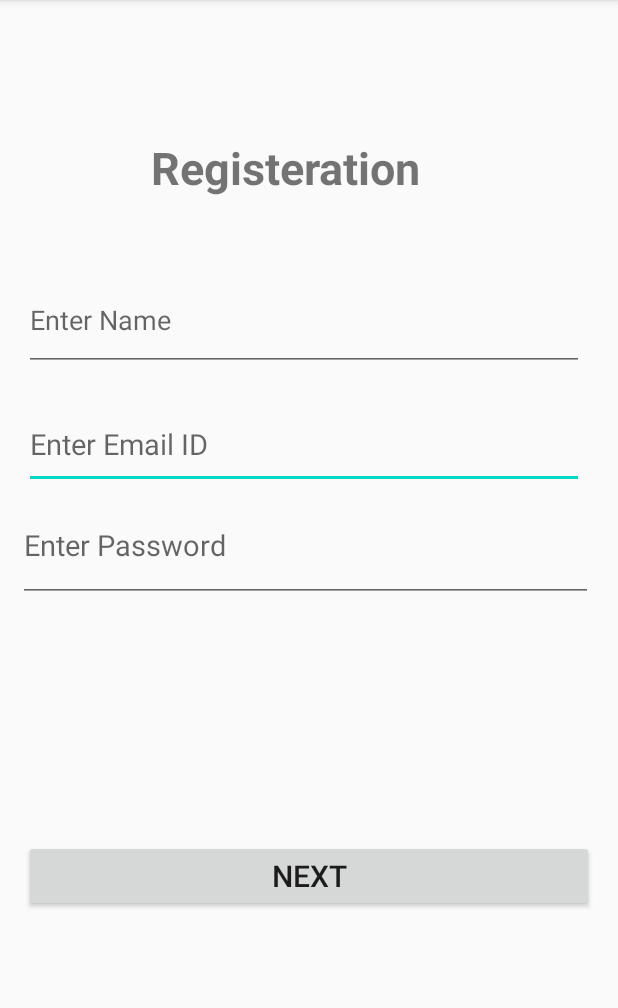
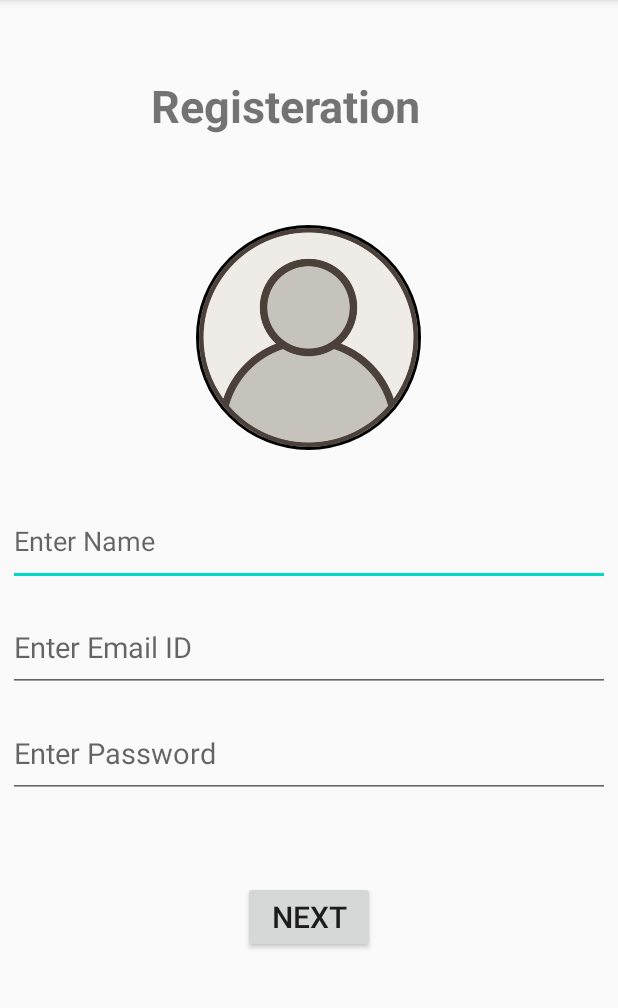
Before and after one commit to SV1906/Android_1_NotesMaker, an Android app: the Register screen opened directly, with no data from a screen before it, on a phone screen of 412 x 824 dp, the part 84-1092 px from its top. Run offline under Robolectric (Android 15) with nearby library versions, the phone set to English and light mode, and no system bars; our stand-ins replace CircleImageView, Firebase (no records; nobody signed in at launch, a user with empty details on screens opened directly); libraries missing offline, so code that uses them is left out: com.theartofdev.edmodo, com.yalantis.ucrop.

Commit message:
Added Image Crop and Retrieve

```diff
--- a/app/build.gradle
+++ b/app/build.gradle
@@ -40,12 +40,14 @@ dependencies {
     androidTestImplementation 'androidx.test.espresso:espresso-core:3.3.0'
     implementation 'com.github.shubham0204:Text2Summary-Android:alpha-05'
 
-
+    api 'com.theartofdev.edmodo:android-image-cropper:2.8.+'
+    compile 'de.hdodenhof:circleimageview:2.1.0'
     implementation "org.jetbrains.kotlin:kotlin-stdlib:1.3.72"
     implementation 'androidx.core:core-ktx:1.1.0'
     implementation 'com.google.android.material:material:1.0.0'
     implementation 'androidx.navigation:navigation-fragment-ktx:2.1.0'
     implementation 'androidx.navigation:navigation-ui-ktx:2.1.0'
+    implementation 'com.github.yalantis:ucrop:2.2.6' //uCrop for image cropping
 
 
 
--- a/app/src/main/AndroidManifest.xml
+++ b/app/src/main/AndroidManifest.xml
@@ -37,6 +37,12 @@
                 <category android:name="android.intent.category.LAUNCHER" />
             </intent-filter>
         </activity>
+        <activity android:name="com.theartofdev.edmodo.cropper.CropImageActivity"
+            android:theme="@style/Base.Theme.AppCompat"/>
+        <activity
+            android:name="com.yalantis.ucrop.UCropActivity"
+            android:screenOrientation="portrait"
+            android:theme="@style/Theme.AppCompat.Light.NoActionBar"/>
 
         <provider
             android:name="androidx.core.content.FileProvider"
--- a/app/src/main/java/com/example/notesmaker/Register.java
+++ b/app/src/main/java/com/example/notesmaker/Register.java
@@ -1,32 +1,41 @@
 package com.example.notesmaker;
 
 import androidx.annotation.NonNull;
+import androidx.annotation.Nullable;
 import androidx.appcompat.app.AppCompatActivity;
+
+import android.app.Activity;
+import android.content.ActivityNotFoundException;
 import android.content.Intent;
+import android.net.Uri;
 import android.os.Bundle;
+import android.provider.MediaStore;
 import android.text.TextUtils;
 import android.util.Log;
 import android.view.View;
 import android.widget.Button;
 import android.widget.EditText;
-import android.widget.ProgressBar;
-import android.widget.TextView;
 import android.widget.Toast;
 import com.google.android.gms.tasks.OnCompleteListener;
 import com.google.android.gms.tasks.OnFailureListener;
 import com.google.android.gms.tasks.OnSuccessListener;
 import com.google.android.gms.tasks.Task;
-import com.google.firebase.FirebaseException;
 import com.google.firebase.auth.AuthResult;
 import com.google.firebase.auth.FirebaseAuth;
 import com.google.firebase.auth.FirebaseUser;
-import com.google.firebase.auth.PhoneAuthCredential;
-import com.google.firebase.auth.PhoneAuthProvider;
-import com.rilixtech.widget.countrycodepicker.CountryCodePicker;
-import java.util.concurrent.TimeUnit;
+import com.theartofdev.edmodo.cropper.CropImage;
+import com.yalantis.ucrop.UCrop;
+
+import java.io.File;
+
+import de.hdodenhof.circleimageview.CircleImageView;
 
 public class Register extends AppCompatActivity {
+    private static final int SELECT_PICTURE = 0;
+    public static final int PIC_CROP = 1;
     EditText rCodeEnter, rEmailId, rPassword, rName;
+    CircleImageView profilePicture;
+    Uri pfp; //profile Picture
     FirebaseAuth fAuth;
     Button Next;
     private static final String TAG = "Register";
@@ -35,12 +44,18 @@ public class Register extends AppCompatActivity {
     @Override
     protected void onCreate(Bundle savedInstanceState) {
         super.onCreate(savedInstanceState);
+
         setContentView(R.layout.activity_register);
         fAuth = FirebaseAuth.getInstance();
         Next = findViewById(R.id.button_next);
         rEmailId = findViewById(R.id.edit_text_emailId);
         rPassword = findViewById(R.id.edit_text_password);
         rName = findViewById(R.id.edit_text_name);
+        profilePicture = findViewById(R.id.profile_image);
+
+        profilePicture.setOnClickListener(new SelectImage());
+        pfp = null;
+
 
         Next.setOnClickListener(new View.OnClickListener() {
             @Override
@@ -66,18 +81,20 @@ public class Register extends AppCompatActivity {
                 }
 
 
-
                 fAuth.createUserWithEmailAndPassword(email, password).addOnCompleteListener(new OnCompleteListener<AuthResult>() {
                     @Override
                     public void onComplete(@NonNull Task<AuthResult> task) {
                         if (task.isSuccessful()) {
                             FirebaseUser user = fAuth.getCurrentUser();
-                            user.sendEmailVerification().addOnSuccessListener(new OnSuccessListener<Void>() {
-                                                                                  @Override
-                                                                                  public void onSuccess(Void aVoid) {
-                                                                                      Toast.makeText(Register.this, "Verification Message has been sent", Toast.LENGTH_LONG).show();
-                                                                                  }
-                                                                              }
+                            user.sendEmailVerification()
+                                    .addOnSuccessListener(new OnSuccessListener<Void>() {
+                                        @Override
+                                        public void onSuccess(Void aVoid) {
+                                            Toast.makeText(Register.this, "Verification Message has been sent", Toast.LENGTH_LONG).show();
+
+
+                                        }
+                                    }
                             ).addOnFailureListener(new OnFailureListener() {
                                 @Override
                                 public void onFailure(@NonNull Exception e) {
@@ -96,4 +113,39 @@ public class Register extends AppCompatActivity {
             }
         });
     }
+
+    public class SelectImage implements View.OnClickListener{
+        @Override
+        public void onClick(View v) {
+            Intent intent = new Intent();
+            intent.setType("image/*");
+            intent.setAction(Intent.ACTION_GET_CONTENT);
+
+            startActivityForResult(Intent.createChooser(intent, "Select Picture"), SELECT_PICTURE);
+        }
+    }
+
+    @Override
+    protected void onActivityResult(int requestCode, int resultCode, @Nullable Intent data) {
+        super.onActivityResult(requestCode, resultCode, data);
+        if (resultCode == Activity.RESULT_OK){
+            if (requestCode == SELECT_PICTURE){
+                Uri image = data.getData();
+
+                CropImage.activity(image)
+                        .start(this);
+            }
+
+
+            if (requestCode == CropImage.CROP_IMAGE_ACTIVITY_REQUEST_CODE) {
+                CropImage.ActivityResult result = CropImage.getActivityResult(data);
+                if (resultCode == RESULT_OK) {
+                    pfp = result.getUri();
+                    profilePicture.setImageURI(pfp);
+                } else if (resultCode == CropImage.CROP_IMAGE_ACTIVITY_RESULT_ERROR_CODE) {
+                    Exception error = result.getError();
+                }
+            }
+        }
+    }
 }
--- a/app/src/main/res/layout/activity_register.xml
+++ b/app/src/main/res/layout/activity_register.xml
@@ -1,5 +1,5 @@
 <?xml version="1.0" encoding="utf-8"?>
-<androidx.constraintlayout.widget.ConstraintLayout xmlns:android="http://schemas.android.com/apk/res/android"
+<RelativeLayout xmlns:android="http://schemas.android.com/apk/res/android"
     xmlns:app="http://schemas.android.com/apk/res-auto"
     xmlns:tools="http://schemas.android.com/tools"
     android:layout_width="match_parent"
@@ -8,79 +8,72 @@
 
 
     <TextView
-        android:id="@+id/textView2"
+        android:id="@+id/register_text"
         android:layout_width="210dp"
         android:layout_height="50dp"
         android:text="Registeration"
+        android:layout_centerHorizontal="true"
+        android:layout_marginTop="50dp"
         android:textSize="30sp"
         android:textStyle="bold"
-        app:layout_constraintBottom_toBottomOf="parent"
-        app:layout_constraintEnd_toEndOf="parent"
-        app:layout_constraintHorizontal_bias="0.497"
-        app:layout_constraintStart_toStartOf="parent"
-        app:layout_constraintTop_toTopOf="parent"
         app:layout_constraintVertical_bias="0.127" />
+
+    <de.hdodenhof.circleimageview.CircleImageView
+        android:id="@+id/profile_image"
+        android:layout_width="150dp"
+        android:layout_height="150dp"
+        android:layout_below="@id/register_text"
+        android:layout_centerHorizontal="true"
+        android:layout_marginTop="50dp"
+        android:src="@drawable/user"
+        app:civ_border_color="#FF000000"
+        app:civ_border_width="2dp"
+        android:layout_marginBottom="25dp"
+        />
+
+
+    <EditText
+        android:id="@+id/edit_text_name"
+        android:layout_width="match_parent"
+        android:layout_height="60dp"
+        android:ems="10"
+        android:layout_margin="5dp"
+        android:hint="Enter Name"
+        android:inputType="textPersonName"
+        android:layout_below="@id/profile_image" />
+
 
     <EditText
         android:id="@+id/edit_text_emailId"
-        android:layout_width="373dp"
-        android:layout_height="59dp"
-        android:layout_marginStart="16dp"
-        android:layout_marginTop="8dp"
-        android:layout_marginEnd="16dp"
+        android:layout_width="match_parent"
+        android:layout_height="60dp"
+        android:layout_below="@id/edit_text_name"
         android:ems="10"
+        android:layout_margin="5dp"
         android:hint="Enter Email ID"
         android:inputType="textEmailAddress"
         android:textSize="19sp"
-        app:layout_constraintBottom_toBottomOf="parent"
-        app:layout_constraintEnd_toEndOf="parent"
-        app:layout_constraintHorizontal_bias="0.0"
-        app:layout_constraintStart_toStartOf="parent"
-        app:layout_constraintTop_toBottomOf="@+id/textView2"
-        app:layout_constraintVertical_bias="0.21"></EditText>
+        />
 
     <EditText
         android:id="@+id/edit_text_password"
-        android:layout_width="383dp"
-        android:layout_height="75dp"
-        android:layout_marginBottom="424dp"
+        android:layout_width="match_parent"
+        android:layout_height="60dp"
         android:ems="10"
+        android:layout_margin="5dp"
         android:hint="Enter Password"
         android:inputType="textPassword"
         android:textSize="19sp"
-        app:layout_constraintBottom_toBottomOf="parent"
-        app:layout_constraintEnd_toEndOf="parent"
-        app:layout_constraintHorizontal_bias="0.428"
-        app:layout_constraintStart_toStartOf="parent"
-        app:layout_constraintTop_toBottomOf="@+id/edit_text_emailId"
-        app:layout_constraintVertical_bias="0.0"></EditText>
+        android:layout_below="@id/edit_text_emailId"/>
 
     <Button
         android:id="@+id/button_next"
-        android:layout_width="0dp"
+        android:layout_width="wrap_content"
         android:layout_height="wrap_content"
-        android:layout_marginStart="16dp"
-        android:layout_marginEnd="16dp"
-        android:layout_marginBottom="160dp"
+        android:layout_marginTop="50dp"
+        android:layout_centerHorizontal="true"
         android:text="NEXT"
         android:textSize="20sp"
-        app:layout_constraintBottom_toBottomOf="parent"
-        app:layout_constraintEnd_toEndOf="parent"
-        app:layout_constraintHorizontal_bias="0.0"
-        app:layout_constraintStart_toStartOf="parent" />
+        android:layout_below="@id/edit_text_password"/>
 
-    <EditText
-        android:id="@+id/edit_text_name"
-        android:layout_width="373dp"
-        android:layout_height="68dp"
-        android:layout_marginStart="16dp"
-        android:ems="10"
-        android:hint="Enter Name"
-        android:inputType="textPersonName"
-        app:layout_constraintBottom_toTopOf="@+id/button_next"
-        app:layout_constraintStart_toStartOf="parent"
-        app:layout_constraintTop_toBottomOf="@+id/textView2"
-        app:layout_constraintVertical_bias="0.109"
-        tools:ignore="MissingConstraints" />
-
-</androidx.constraintlayout.widget.ConstraintLayout>
+</RelativeLayout>
```
Also changed, not shown: app/src/main/res/drawable-v24/user.png (added), 1 other file.
